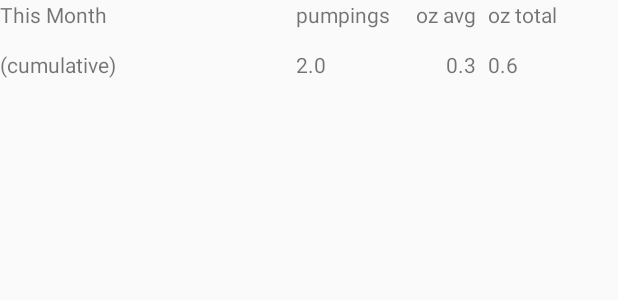
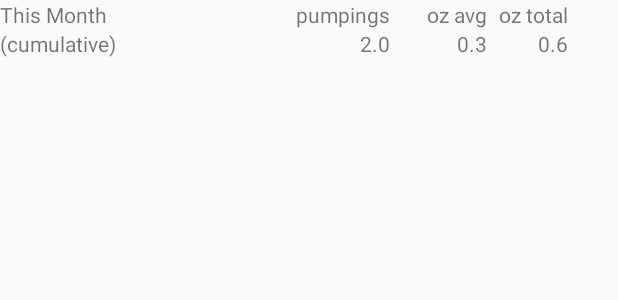
Before and after one commit to vincentthai22/AndroidLayoutPractice, an Android app: the layout list_view_cell_pumping.xml on its own in the app's theme, with its tools: preview values and no code run, on a phone screen of 412 x 824 dp. Shown: the top 300 px of the screen. Run offline under Robolectric (Android 15) with nearby library versions, the phone set to English and light mode, and no system bars.

```diff
--- a/app/src/main/res/layout/list_view_cell_pumping.xml
+++ b/app/src/main/res/layout/list_view_cell_pumping.xml
@@ -13,10 +13,11 @@
         android:id="@+id/weightTotalDataTextView"
         android:layout_width="wrap_content"
         android:layout_height="wrap_content"
-        android:layout_alignBottom="@+id/textView7"
-        android:layout_alignStart="@+id/weightTotalTextView"
-        android:layout_alignTop="@+id/averageWeightDataTextView"
-        android:text="0.6" />
+        android:text="0.6"
+        android:layout_alignBaseline="@+id/averageWeightDataTextView"
+        android:layout_alignBottom="@+id/averageWeightDataTextView"
+        android:layout_alignParentEnd="true"
+        android:layout_marginEnd="33dp" />
 
     <TextView
         android:id="@+id/averageWeightDataTextView"
@@ -31,10 +32,10 @@
         android:id="@+id/pumpingsDataTextView"
         android:layout_width="wrap_content"
         android:layout_height="wrap_content"
+        android:text="2.0"
         android:layout_alignBaseline="@+id/dateTypeTextView"
         android:layout_alignBottom="@+id/dateTypeTextView"
-        android:layout_alignStart="@+id/pumpingsTextView"
-        android:text="2.0" />
+        android:layout_alignEnd="@+id/pumpingsTextView" />
 
     <TextView
         android:id="@+id/weightTotalTextView"
@@ -43,8 +44,8 @@
         android:layout_alignBaseline="@+id/averageWeightTextView"
         android:layout_alignBottom="@+id/averageWeightTextView"
         android:layout_marginStart="8dp"
-        android:layout_toEndOf="@+id/averageWeightTextView"
-        android:text="oz total" />
+        android:text="oz total"
+        android:layout_alignEnd="@+id/weightTotalDataTextView" />
 
     <TextView
         android:id="@+id/averageWeightTextView"
@@ -52,8 +53,8 @@
         android:layout_height="wrap_content"
         android:layout_alignParentTop="true"
         android:layout_marginStart="17dp"
-        android:layout_toEndOf="@+id/pumpingsTextView"
-        android:text="oz avg" />
+        android:text="oz avg"
+        android:layout_alignEnd="@+id/averageWeightDataTextView" />
 
     <TextView
         android:id="@+id/pumpingsTextView"
@@ -68,8 +69,7 @@
         android:id="@+id/dateTypeTextView"
         android:layout_width="wrap_content"
         android:layout_height="wrap_content"
-        android:layout_alignParentStart="true"
+        android:text="(cumulative)"
         android:layout_below="@+id/dateTextView"
-        android:layout_marginTop="14dp"
-        android:text="(cumulative)" />
+        android:layout_alignParentStart="true" />
 </RelativeLayout>
```
Also changed, not shown: app/src/main/java/com/example/vincent/babynursinglayouts/MainActivity.java (+14 -0 lines), app/src/main/java/com/example/vincent/babynursinglayouts/PumpingArrayAdapter.java (added, +131 -0 lines), app/src/main/java/com/example/vincent/babynursinglayouts/models/PumpingEntry.java (added, +44 -0 lines), app/src/main/res/layout/activity_main.xml (+7 -7 lines), app/src/main/res/drawable/alarmclock.png (added), app/src/main/res/drawable/chart.png (added), app/src/main/res/drawable/gear.png (added).
